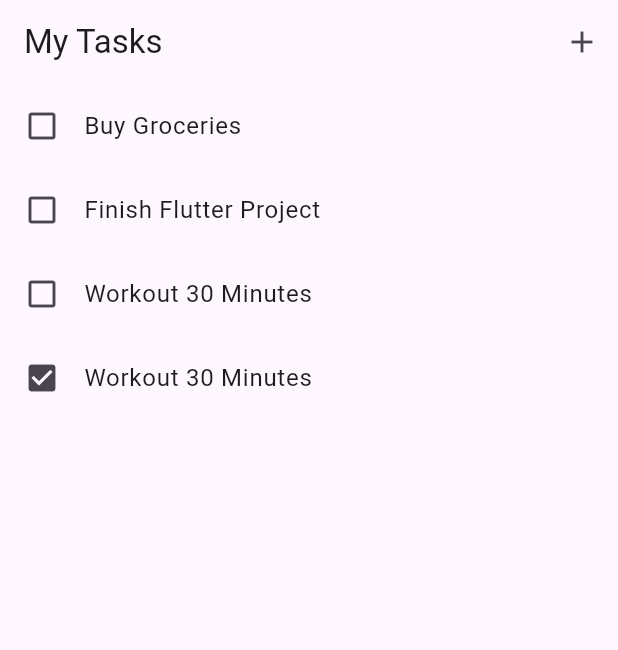
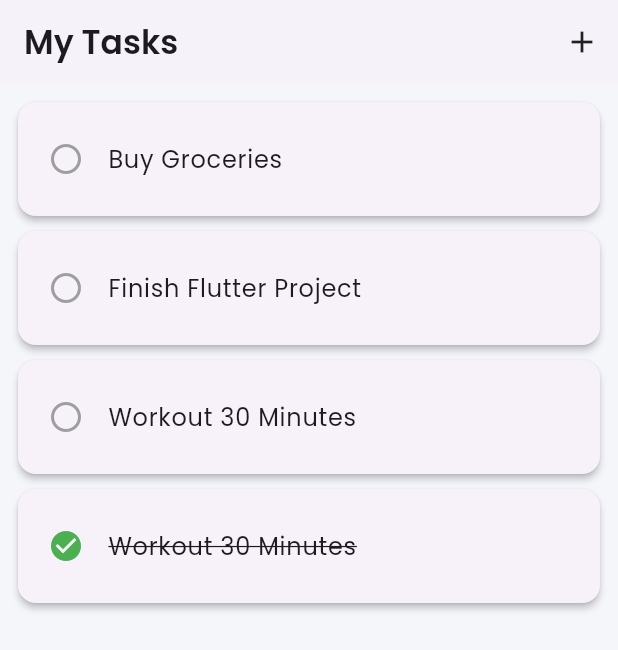
Before and after one commit to Aldhisaputra/Todo-App-Flutter, a Flutter app: the screen it shows after launch, on a phone screen of 412 x 824 dp. Shown: the top 650 px of the screen. Run offline on Flutter 3.47's test engine with Material 3 defaults, Android fonts, the phone set to English and light mode, and no system bars; our stand-ins replace google_fonts.

Commit message:
Fixing Flutter Appearance

```diff
--- a/lib/screens/home_screens.dart
+++ b/lib/screens/home_screens.dart
@@ -1,4 +1,5 @@
 import 'package:flutter/material.dart';
+import 'package:google_fonts/google_fonts.dart';
 import 'package:todo_app/models/task.dart';
 import 'package:todo_app/screens/add_task_screen.dart';
 
@@ -20,17 +21,21 @@ class _HomeScreenState extends State<HomeScreen> {
   @override
   Widget build(BuildContext context) {
     return Scaffold(
+      backgroundColor: const Color(0xFFF5F6FA),
       appBar: AppBar(
-        title: Text("My Tasks"),
+        title: Text(
+          "My Tasks",
+          style: GoogleFonts.poppins(fontWeight: FontWeight.w600),
+        ),
+        backgroundColor: Colors.white,
+        elevation: 2,
         actions: [
           IconButton(
             onPressed: () async {
               final newTaskTitle = await Navigator.push<String>(
                 context,
                 MaterialPageRoute(
-                  builder: (context) {
-                    return AddTaskScreen();
-                  },
+                  builder: (context) => AddTaskScreen(),
                 ),
               );
 
@@ -40,52 +45,96 @@ class _HomeScreenState extends State<HomeScreen> {
                 });
               }
             },
-            icon: Icon(Icons.add),
+            icon: const Icon(Icons.add),
+            color: Colors.black87,
           ),
         ],
       ),
-      body: ListView.builder(
+      body: tasks.isEmpty
+          ? Center(
+              child: Text(
+                'No tasks yet!',
+                style: GoogleFonts.poppins(
+                  fontSize: 18,
+                  color: Colors.grey,
+                ),
+              ),
+            )
+          : ListView.builder(
+              padding: const EdgeInsets.all(12),
               itemCount: tasks.length,
               itemBuilder: (context, index) {
                 final task = tasks[index];
                 return Dismissible(
-            key: Key(task.title + index.toString()),  // Key harus unik, jadi tambah index juga
+                  key: Key(task.title + index.toString()),
                   direction: DismissDirection.endToStart,
                   background: Container(
-              color: Colors.red,
+                    decoration: BoxDecoration(
+                      color: Colors.redAccent,
+                      borderRadius: BorderRadius.circular(12),
+                    ),
                     alignment: Alignment.centerRight,
-              padding: EdgeInsets.symmetric(horizontal: 20),
-              child: Icon(Icons.delete, color: Colors.white),
+                    padding: const EdgeInsets.symmetric(horizontal: 20),
+                    child: const Icon(Icons.delete, color: Colors.white),
                   ),
-            onDismissed: (direction) {
+                  onDismissed: (_) {
                     setState(() {
                       tasks.removeAt(index);
                     });
                     ScaffoldMessenger.of(context).showSnackBar(
-                SnackBar(content: Text("Task Deleted")),
+                      const SnackBar(content: Text("Task Deleted")),
                     );
                   },
+                  child: Card(
+                    shape: RoundedRectangleBorder(
+                      borderRadius: BorderRadius.circular(12),
+                    ),
+                    elevation: 2,
+                    margin: const EdgeInsets.only(bottom: 10),
                     child: ListTile(
+                      contentPadding: const EdgeInsets.symmetric(
+                        horizontal: 20,
+                        vertical: 10,
+                      ),
                       leading: Icon(
-                task.isDone ? Icons.check_box : Icons.check_box_outline_blank,
+                        task.isDone
+                            ? Icons.check_circle
+                            : Icons.radio_button_unchecked,
+                        color: task.isDone ? Colors.green : Colors.grey,
                       ),
-              title: Text(task.title),
+                      title: Text(
+                        task.title,
+                        style: GoogleFonts.poppins(
+                          fontSize: 16,
+                          decoration: task.isDone
+                              ? TextDecoration.lineThrough
+                              : TextDecoration.none,
+                        ),
+                      ),
                       onTap: () async {
-                final editedTaskTitle = await Navigator.push<String>(
+                        final editedTaskTitle =
+                            await Navigator.push<String>(
                           context,
                           MaterialPageRoute(
-                    builder: (context) {
-                      return AddTaskScreen(existingTitle: tasks[index].title);
-                    },
+                            builder: (context) => AddTaskScreen(
+                              existingTitle: task.title,
+                            ),
                           ),
                         );
 
-                if (editedTaskTitle != null && editedTaskTitle.isNotEmpty) {
+                        if (editedTaskTitle != null &&
+                            editedTaskTitle.isNotEmpty) {
                           setState(() {
                             tasks[index].title = editedTaskTitle;
                           });
                         }
                       },
+                      onLongPress: () {
+                        setState(() {
+                          task.isDone = !task.isDone;
+                        });
+                      },
+                    ),
                   ),
                 );
               },
```
Also changed, not shown: pubspec.yaml (+2 -69 lines), pubspec.lock, 1 other file. Lines whose indentation alone changed are shown as unchanged.
